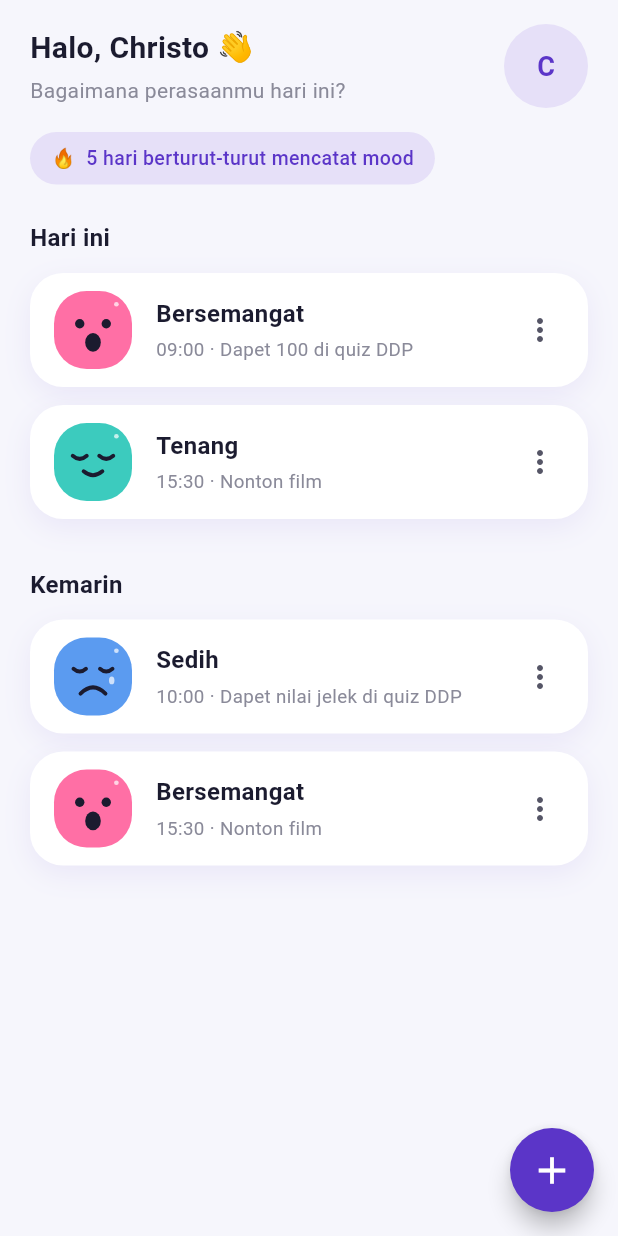
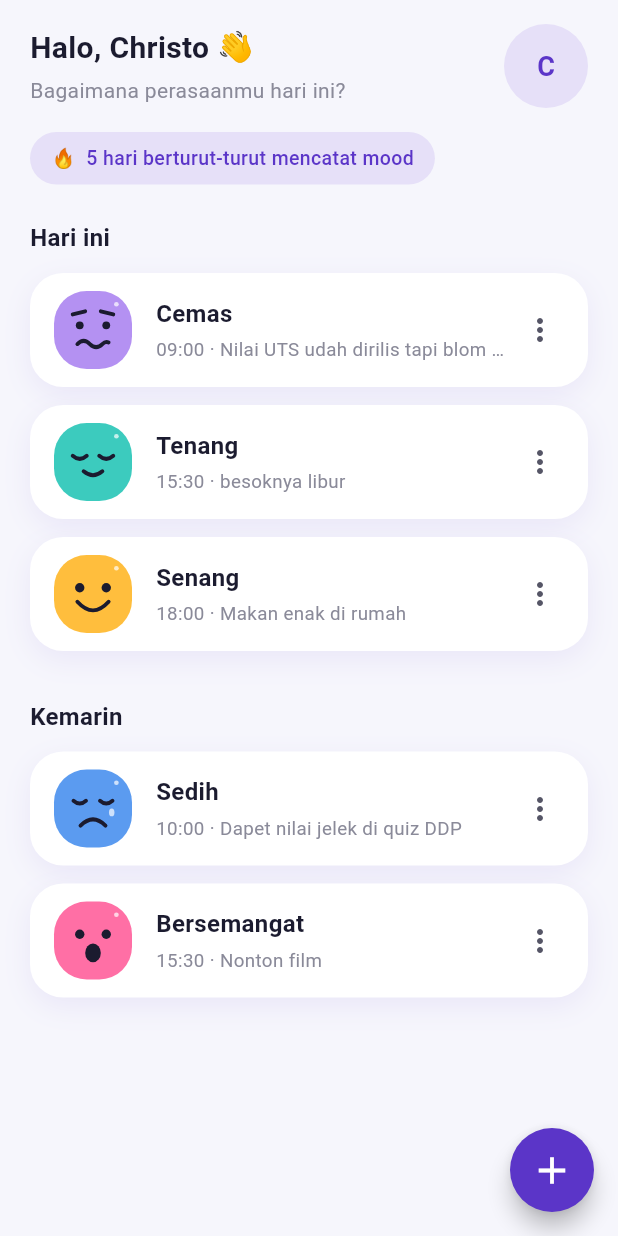
Before and after one commit to dnlchrss/mood-tracker-app, a Flutter app: the screen it shows after launch, on a phone screen of 412 x 824 dp. Run offline on Flutter 3.47's test engine with Material 3 defaults, Android fonts, the phone set to English and light mode, and no system bars; our stand-ins replace material_ui.

Commit message:
uses all emotions

```diff
--- a/lib/data/dummy_data.dart
+++ b/lib/data/dummy_data.dart
@@ -5,8 +5,9 @@ const streakDays = 5;
 
 const sections = [
   MoodSection('Hari ini', [
-    MoodEntry(MoodType.bersemangat, '09:00', 'Dapet 100 di quiz DDP'),
-    MoodEntry(MoodType.tenang, '15:30', 'Nonton film'),
+    MoodEntry(MoodType.cemas, '09:00', 'Nilai UTS udah dirilis tapi blom liat'),
+    MoodEntry(MoodType.tenang, '15:30', 'besoknya libur'),
+    MoodEntry(MoodType.senang, '18:00', 'Makan enak di rumah'),
   ]),
   MoodSection('Kemarin', [
     MoodEntry(MoodType.sedih, '10:00', 'Dapet nilai jelek di quiz DDP'),
```
